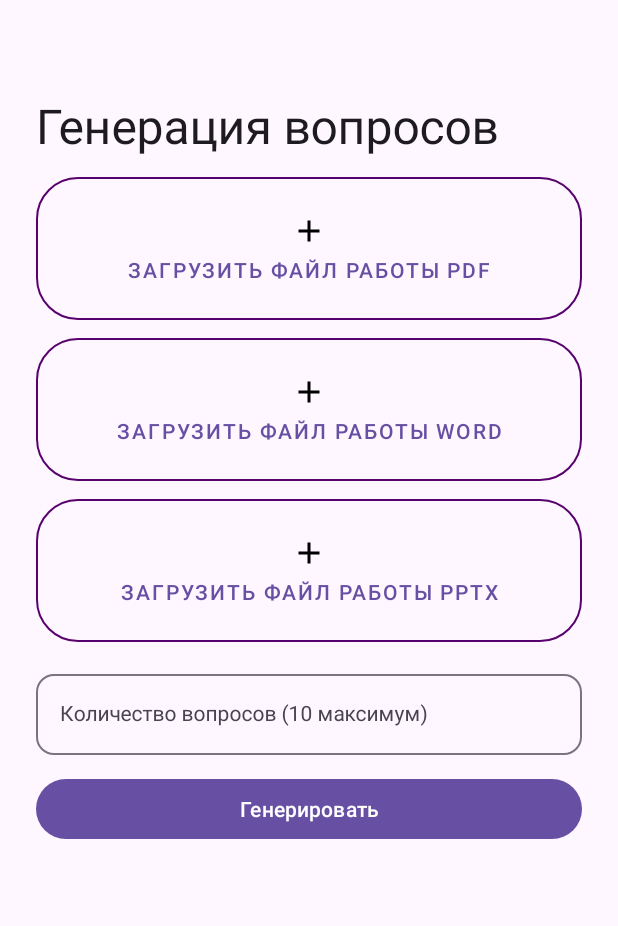
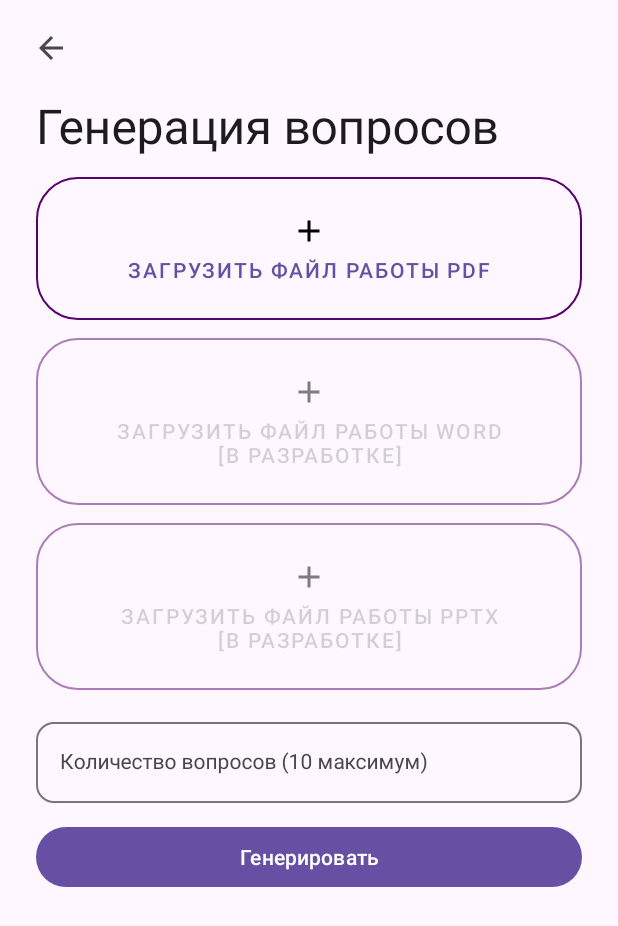
Before and after one commit to hotttabych/IoICUProject, an Android app: the QuestionPredictorFragment screen opened through its navigation route, on a phone screen of 412 x 824 dp. Shown: the top 926 px of the screen. Run offline under Robolectric (Android 15) with nearby library versions, the phone set to English and light mode, and no system bars.

Commit message:
Finalizing some work

```diff
--- a/app/src/main/java/io/ioi/oio/ui/GetResultFragment.kt
+++ b/app/src/main/java/io/ioi/oio/ui/GetResultFragment.kt
@@ -33,6 +33,10 @@ class GetResultFragment : Fragment() {
             binding.copyableTextView.text = getString("result")
         }
 
+        binding.topAppBar.setNavigationOnClickListener {
+            parentFragmentManager.popBackStack()
+        }
+
         binding.goHomeButton.setOnClickListener {
             findNavController().navigate(R.id.dashboard_fragment)
         }
--- a/app/src/main/java/io/ioi/oio/ui/QuestionPredictorFragment.kt
+++ b/app/src/main/java/io/ioi/oio/ui/QuestionPredictorFragment.kt
@@ -64,6 +64,14 @@ class QuestionPredictorFragment : BaseFragment() {
     ): View {
         _binding = FragmentQuestionPredictorBinding.inflate(inflater, container, false)
 
+        return binding.root
+    }
+
+    override fun onViewCreated(view: View, savedInstanceState: Bundle?) {
+        super.onViewCreated(view, savedInstanceState)
+        binding.topAppBar.setNavigationOnClickListener {
+            parentFragmentManager.popBackStack()
+        }
         binding.addFileButtonPdf.setOnClickListener {
             getFileLauncher1.launch("application/pdf")
         }
@@ -98,8 +106,6 @@ class QuestionPredictorFragment : BaseFragment() {
                 Toast.makeText(requireContext(), "Загрузите файл для обработки", Toast.LENGTH_SHORT).show()
             }
         }
-
-        return binding.root
     }
 
     private fun handlePdfFileUpload1(uri: Uri) {
--- a/app/src/main/java/io/ioi/oio/ui/ReferenceSeekerFragment.kt
+++ b/app/src/main/java/io/ioi/oio/ui/ReferenceSeekerFragment.kt
@@ -40,6 +40,9 @@ class ReferenceSeekerFragment : BaseFragment() {
     override fun onViewCreated(view: View, savedInstanceState: Bundle?) {
         super.onViewCreated(view, savedInstanceState)
         binding.apply {
+            topAppBar.setNavigationOnClickListener {
+                parentFragmentManager.popBackStack()
+            }
             pickStartDateButton.setOnClickListener {
                 datePickerFragment { year, month, day ->
                     Calendar.getInstance().apply {
--- a/app/src/main/res/layout/fragment_file_checker.xml
+++ b/app/src/main/res/layout/fragment_file_checker.xml
@@ -35,7 +35,7 @@ tools:context=".ui.FileCheckerFragment">
             android:paddingStart="6dp"
             android:paddingEnd="8dp"
             app:layout_collapseMode="pin"
-            app:navigationIcon="@null" />
+            app:navigationIcon="?attr/homeAsUpIndicator" />
 
     </com.google.android.material.appbar.CollapsingToolbarLayout>
 </com.google.android.material.appbar.AppBarLayout>
--- a/app/src/main/res/layout/fragment_get_result.xml
+++ b/app/src/main/res/layout/fragment_get_result.xml
@@ -35,7 +35,7 @@
                 android:paddingStart="6dp"
                 android:paddingEnd="8dp"
                 app:layout_collapseMode="pin"
-                app:navigationIcon="@null" />
+                app:navigationIcon="?attr/homeAsUpIndicator" />
 
         </com.google.android.material.appbar.CollapsingToolbarLayout>
     </com.google.android.material.appbar.AppBarLayout>
--- a/app/src/main/res/layout/fragment_question_predictor.xml
+++ b/app/src/main/res/layout/fragment_question_predictor.xml
@@ -35,7 +35,7 @@ tools:context=".ui.QuestionPredictorFragment">
                 android:paddingStart="6dp"
                 android:paddingEnd="8dp"
                 app:layout_collapseMode="pin"
-            app:navigationIcon="@null" />
+                app:navigationIcon="?attr/homeAsUpIndicator" />
 
         </com.google.android.material.appbar.CollapsingToolbarLayout>
     </com.google.android.material.appbar.AppBarLayout>
@@ -50,26 +50,26 @@ tools:context=".ui.QuestionPredictorFragment">
         <LinearLayout
             android:layout_width="match_parent"
             android:layout_height="match_parent"
-        android:orientation="vertical"
-        android:layout_marginHorizontal="24dp">
+            android:layout_marginHorizontal="24dp"
+            android:orientation="vertical">
 
             <com.google.android.material.button.MaterialButton
                 android:id="@+id/add_file_button_pdf"
+                style="@style/Widget.MaterialComponents.Button.OutlinedButton"
                 android:layout_width="match_parent"
                 android:layout_height="wrap_content"
                 android:drawableTop="@drawable/add_pic"
-            style="@style/Widget.MaterialComponents.Button.OutlinedButton"
-            app:strokeColor="@color/purple"
                 android:paddingVertical="24dp"
                 android:text="@string/qua_format_add_file_button_pdf"
-            app:shapeAppearance="@style/ShapeAppearance.Material3.Corner.ExtraLarge" />
+                app:shapeAppearance="@style/ShapeAppearance.Material3.Corner.ExtraLarge"
+                app:strokeColor="@color/purple" />
 
             <com.google.android.material.button.MaterialButton
                 android:id="@+id/add_file_button_pdf_ready"
                 android:layout_width="match_parent"
                 android:layout_height="wrap_content"
+                android:backgroundTint="@color/green"
                 android:drawableTop="@drawable/baseline_check_24"
-            android:backgroundTint="@color/green"
                 android:paddingVertical="24dp"
                 android:text="@string/qua_format_add_filу_done"
                 android:visibility="gone"
@@ -77,21 +77,23 @@ tools:context=".ui.QuestionPredictorFragment">
 
             <com.google.android.material.button.MaterialButton
                 android:id="@+id/add_file_button_word"
+                style="@style/Widget.MaterialComponents.Button.OutlinedButton"
                 android:layout_width="match_parent"
                 android:layout_height="wrap_content"
+                android:alpha="0.5"
                 android:drawableTop="@drawable/add_pic"
-            style="@style/Widget.MaterialComponents.Button.OutlinedButton"
-            app:strokeColor="@color/purple"
+                android:enabled="false"
                 android:paddingVertical="24dp"
                 android:text="@string/qua_format_add_file_button_word"
-            app:shapeAppearance="@style/ShapeAppearance.Material3.Corner.ExtraLarge" />
+                app:shapeAppearance="@style/ShapeAppearance.Material3.Corner.ExtraLarge"
+                app:strokeColor="@color/purple" />
 
             <com.google.android.material.button.MaterialButton
                 android:id="@+id/add_file_button_word_ready"
                 android:layout_width="match_parent"
                 android:layout_height="wrap_content"
+                android:backgroundTint="@color/green"
                 android:drawableTop="@drawable/baseline_check_24"
-            android:backgroundTint="@color/green"
                 android:paddingVertical="24dp"
                 android:text="@string/qua_format_add_filу_done"
                 android:visibility="gone"
@@ -99,21 +101,23 @@ tools:context=".ui.QuestionPredictorFragment">
 
             <com.google.android.material.button.MaterialButton
                 android:id="@+id/add_file_button_pptx"
+                style="@style/Widget.MaterialComponents.Button.OutlinedButton"
                 android:layout_width="match_parent"
                 android:layout_height="wrap_content"
+                android:alpha="0.5"
                 android:drawableTop="@drawable/add_pic"
-            style="@style/Widget.MaterialComponents.Button.OutlinedButton"
-            app:strokeColor="@color/purple"
+                android:enabled="false"
                 android:paddingVertical="24dp"
                 android:text="@string/qua_format_add_file_button_pptx"
-            app:shapeAppearance="@style/ShapeAppearance.Material3.Corner.ExtraLarge" />
+                app:shapeAppearance="@style/ShapeAppearance.Material3.Corner.ExtraLarge"
+                app:strokeColor="@color/purple" />
 
             <com.google.android.material.button.MaterialButton
                 android:id="@+id/add_file_button_pptx_ready"
                 android:layout_width="match_parent"
                 android:layout_height="wrap_content"
+                android:backgroundTint="@color/green"
                 android:drawableTop="@drawable/baseline_check_24"
-            android:backgroundTint="@color/green"
                 android:paddingVertical="24dp"
                 android:text="@string/qua_format_add_filу_done"
                 android:visibility="gone"
@@ -153,12 +157,12 @@ tools:context=".ui.QuestionPredictorFragment">
                     android:layout_height="wrap_content"
                     android:layout_gravity="center"
                     android:layout_marginVertical="12dp"
-                app:shapeAppearance="@style/ShapeAppearance.Material3.Corner.Full"
                     android:text="@string/generate_button_text"
                     app:layout_constraintBottom_toBottomOf="parent"
                     app:layout_constraintEnd_toEndOf="parent"
                     app:layout_constraintStart_toStartOf="parent"
-                app:layout_constraintTop_toTopOf="parent" />
+                    app:layout_constraintTop_toTopOf="parent"
+                    app:shapeAppearance="@style/ShapeAppearance.Material3.Corner.Full" />
 
                 <com.google.android.material.progressindicator.CircularProgressIndicator
                     android:id="@+id/prediction_progress"
@@ -169,8 +173,8 @@ tools:context=".ui.QuestionPredictorFragment">
                     app:layout_constraintEnd_toEndOf="parent"
                     app:layout_constraintStart_toStartOf="parent"
                     app:layout_constraintTop_toTopOf="parent"
-                tools:visibility="visible"
-                tools:progress="75" />
+                    tools:progress="75"
+                    tools:visibility="visible" />
 
             </androidx.constraintlayout.widget.ConstraintLayout>
 
--- a/app/src/main/res/layout/fragment_reference_seeker.xml
+++ b/app/src/main/res/layout/fragment_reference_seeker.xml
@@ -35,7 +35,7 @@
                 android:paddingStart="6dp"
                 android:paddingEnd="8dp"
                 app:layout_collapseMode="pin"
-                app:navigationIcon="@null" />
+                app:navigationIcon="?attr/homeAsUpIndicator" />
 
         </com.google.android.material.appbar.CollapsingToolbarLayout>
     </com.google.android.material.appbar.AppBarLayout>
--- a/app/src/main/res/values/strings.xml
+++ b/app/src/main/res/values/strings.xml
@@ -24,8 +24,8 @@
     <string name="additional_criteria_hint">Дополнительные критерии (необязательно)</string>
     <string name="reference_seeker_launch_button_text">Запустить поиск</string>
     <string name="qua_format_add_file_button_pdf">Загрузить файл работы PDF</string>
-    <string name="qua_format_add_file_button_word">Загрузить файл работы WORD</string>
-    <string name="qua_format_add_file_button_pptx">Загрузить файл работы PPTX</string>
+    <string name="qua_format_add_file_button_word">Загрузить файл работы WORD\n[в разработке]</string>
+    <string name="qua_format_add_file_button_pptx">Загрузить файл работы PPTX\n[в разработке]</string>
     <string name="qua_format_add_filу_done">Файл добавлен</string>
     <string name="qua_format_file_text">Загрузите файл/файлы вашей работы:</string>
     <string name="qua_theme_enter_text">Тема работы</string>
@@ -42,4 +42,5 @@
     <string name="go_home">На главный экран</string>
     <string name="text_to_copy">Копируемый текст</string>
     <string name="gosty_with_hearts">Гости, вокруг которого летают сердечки</string>
+    <string name="check_mark">Галочка</string>
 </resources>
```
Also changed, not shown: app/src/main/java/io/ioi/oio/ui/FileCheckerFragment.kt (+8 -1 lines), app/src/main/java/io/ioi/oio/ui/FileDownloadFragment.kt (+6 -4 lines), app/src/main/res/layout/fragment_file_download.xml (+16 -15 lines). Lines whose indentation alone changed are shown as unchanged.
